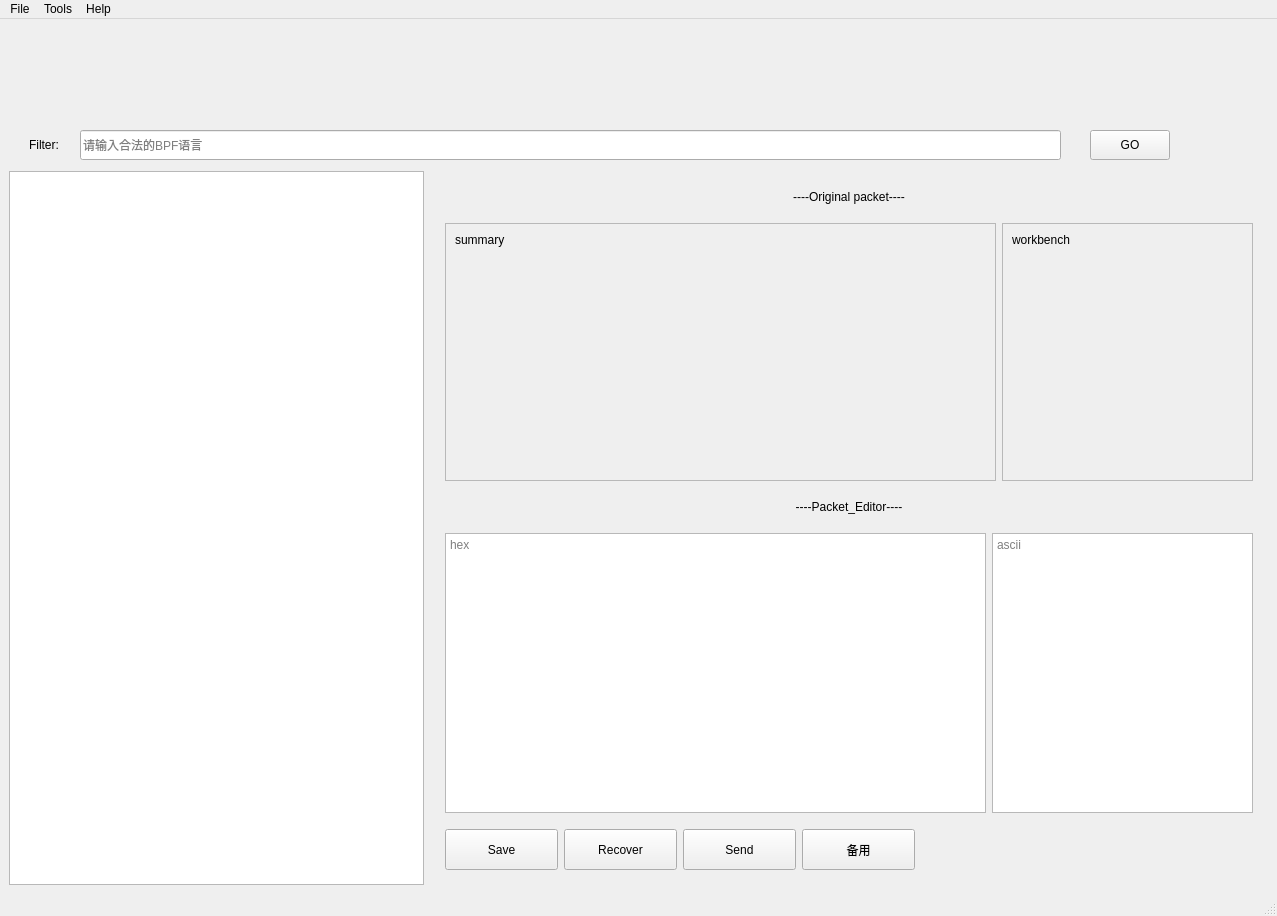
Before: the Qt Designer form analyze.ui in Harry-hhj/Sniffer, drawn with Qt 5.
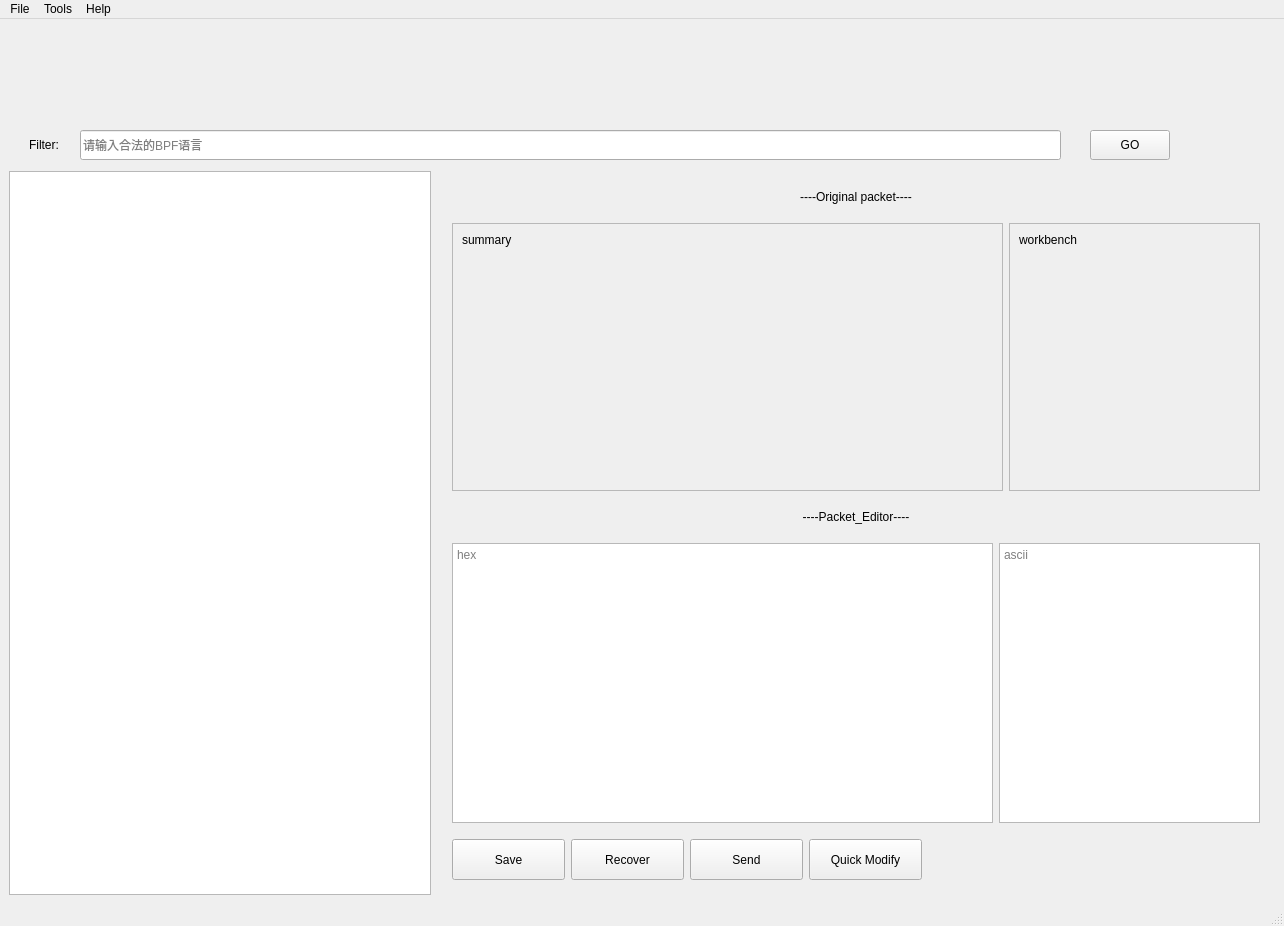
After: the same form once the commit is applied. Icons and pictures are not drawn.

Diff of the .ui file:
```diff
--- a/analyze.ui
+++ b/analyze.ui
@@ -6,8 +6,8 @@
    <rect>
     <x>0</x>
     <y>0</y>
-    <width>1277</width>
-    <height>916</height>
+    <width>1284</width>
+    <height>926</height>
    </rect>
   </property>
   <property name="windowTitle">
@@ -260,7 +260,7 @@
               <rect>
                <x>0</x>
                <y>0</y>
-               <width>549</width>
+               <width>534</width>
                <height>244</height>
               </rect>
              </property>
@@ -302,7 +302,7 @@
                <x>0</x>
                <y>0</y>
                <width>255</width>
-               <height>230</height>
+               <height>240</height>
               </rect>
              </property>
              <layout class="QVBoxLayout" name="verticalLayout_4">
@@ -457,7 +457,7 @@
              </size>
             </property>
             <property name="text">
-             <string>备用</string>
+             <string>Quick Modify</string>
             </property>
            </widget>
           </item>
@@ -487,7 +487,7 @@
     <rect>
      <x>0</x>
      <y>0</y>
-     <width>1277</width>
+     <width>1284</width>
      <height>22</height>
     </rect>
    </property>
```
Left out of the diff: 38 changed lines with no effect on the pictures.
